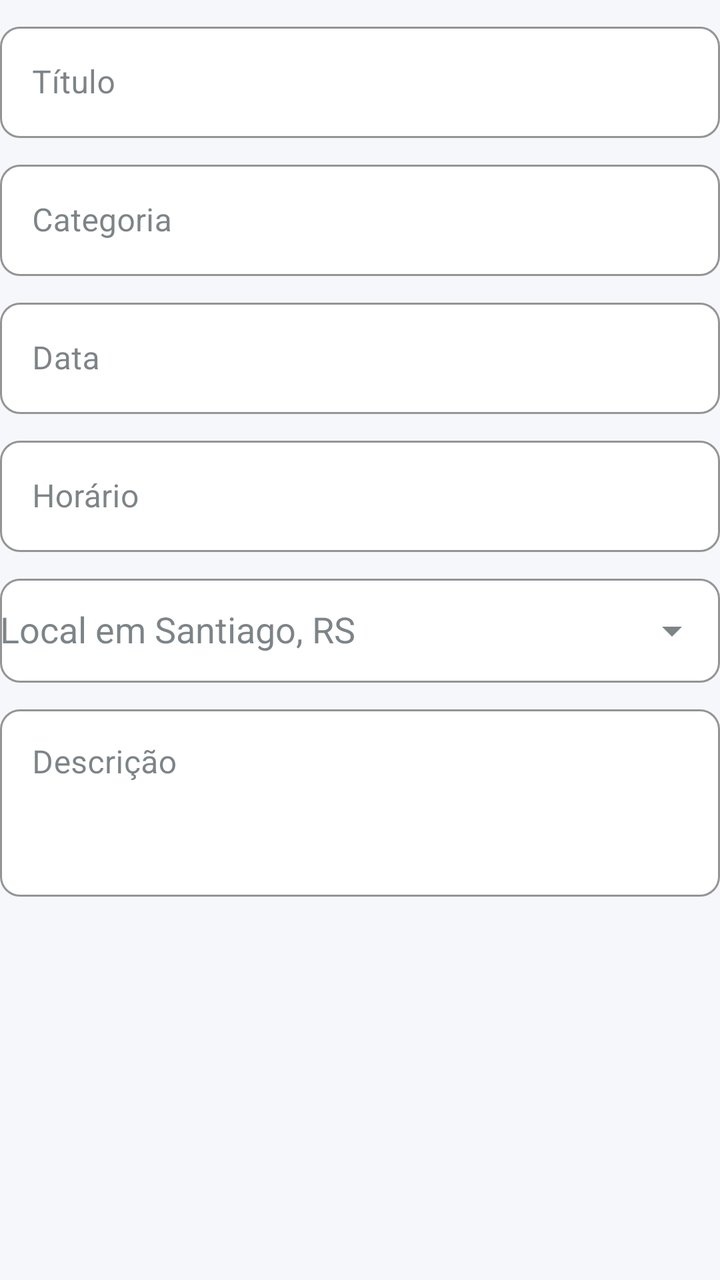
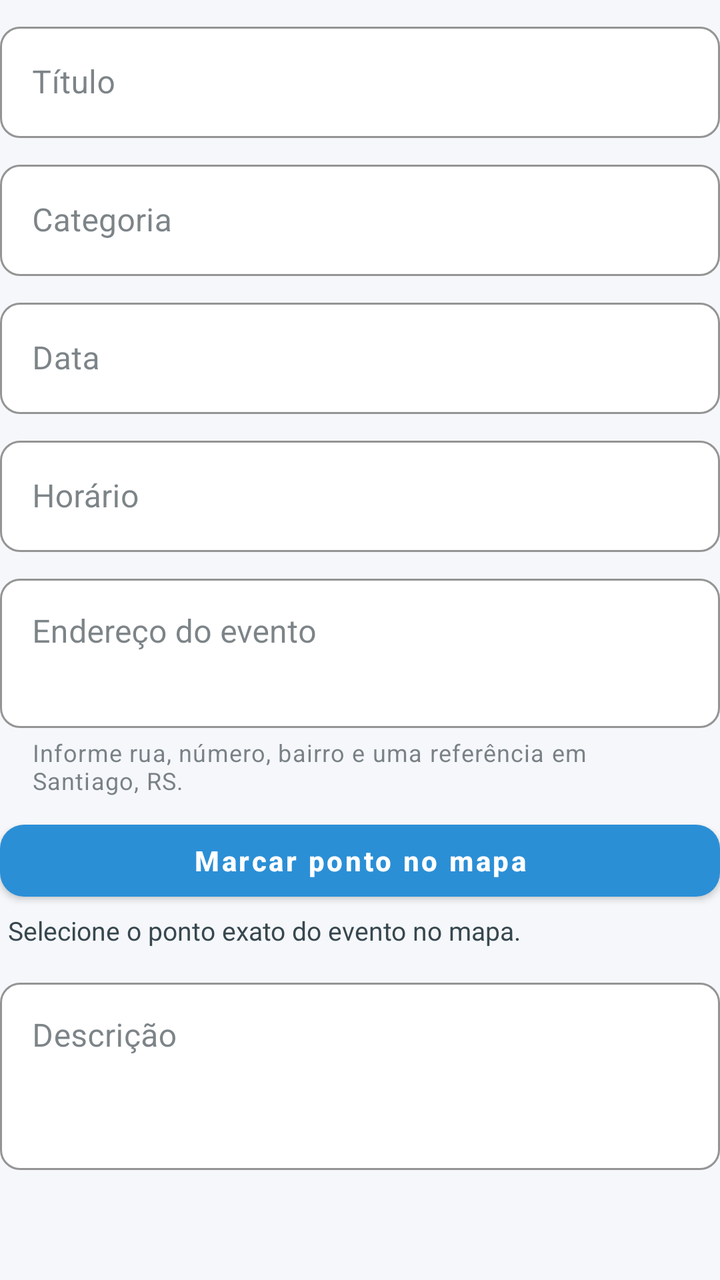

Screens rendered from an Android XML layout before and after an edit, with the pre-edit source and the edit as a unified diff.
<!-- AndroidManifest.xml: application theme Theme.CampusHub -->
<!-- res/layout/dialog_create_event.xml -->
<?xml version="1.0" encoding="utf-8"?>
<ScrollView xmlns:android="http://schemas.android.com/apk/res/android"
    xmlns:app="http://schemas.android.com/apk/res-auto"
    android:layout_width="match_parent"
    android:layout_height="wrap_content"
    android:fillViewport="false">

    <LinearLayout
        android:layout_width="match_parent"
        android:layout_height="wrap_content"
        android:orientation="vertical"
        android:paddingTop="8dp"
        android:paddingBottom="8dp">

        <com.google.android.material.textfield.TextInputLayout
            style="@style/Widget.CampusHub.EditText"
            android:layout_width="match_parent"
            android:layout_height="wrap_content"
            android:hint="@string/create_event_title_hint"
            app:boxBackgroundMode="outline">
            <com.google.android.material.textfield.TextInputEditText
                android:id="@+id/create_event_title"
                android:layout_width="match_parent"
                android:layout_height="wrap_content"
                android:inputType="textCapSentences"
                android:maxLength="120"
                android:maxLines="1" />
        </com.google.android.material.textfield.TextInputLayout>

        <com.google.android.material.textfield.TextInputLayout
            style="@style/Widget.CampusHub.EditText"
            android:layout_width="match_parent"
            android:layout_height="wrap_content"
            android:layout_marginTop="8dp"
            android:hint="@string/create_event_category_hint"
            app:boxBackgroundMode="outline">
            <com.google.android.material.textfield.TextInputEditText
                android:id="@+id/create_event_category"
                android:layout_width="match_parent"
                android:layout_height="wrap_content"
                android:inputType="textCapSentences"
                android:maxLength="80"
                android:maxLines="1" />
        </com.google.android.material.textfield.TextInputLayout>

        <com.google.android.material.textfield.TextInputLayout
            style="@style/Widget.CampusHub.EditText"
            android:layout_width="match_parent"
            android:layout_height="wrap_content"
            android:layout_marginTop="8dp"
            android:hint="@string/create_event_date_hint"
            app:boxBackgroundMode="outline">
            <com.google.android.material.textfield.TextInputEditText
                android:id="@+id/create_event_date"
                android:layout_width="match_parent"
                android:layout_height="wrap_content"
                android:clickable="true"
                android:focusable="false"
                android:inputType="none"
                android:maxLines="1" />
        </com.google.android.material.textfield.TextInputLayout>

        <com.google.android.material.textfield.TextInputLayout
            style="@style/Widget.CampusHub.EditText"
            android:layout_width="match_parent"
            android:layout_height="wrap_content"
            android:layout_marginTop="8dp"
            android:hint="@string/create_event_time_hint"
            app:boxBackgroundMode="outline">
            <com.google.android.material.textfield.TextInputEditText
                android:id="@+id/create_event_time"
                android:layout_width="match_parent"
                android:layout_height="wrap_content"
                android:clickable="true"
                android:focusable="false"
                android:inputType="none"
                android:maxLines="1" />
        </com.google.android.material.textfield.TextInputLayout>

        <com.google.android.material.textfield.TextInputLayout
            style="@style/Widget.CampusHub.EditText"
            android:layout_width="match_parent"
            android:layout_height="wrap_content"
            android:layout_marginTop="8dp"
            android:hint="@string/create_event_place_hint"
            app:boxBackgroundMode="outline"
            app:endIconMode="dropdown_menu">
            <com.google.android.material.textfield.MaterialAutoCompleteTextView
                android:id="@+id/create_event_place"
                android:layout_width="match_parent"
                android:layout_height="wrap_content"
                android:inputType="textCapSentences"
                android:maxLength="200"
                android:minHeight="52dp" />
        </com.google.android.material.textfield.TextInputLayout>

        <com.google.android.material.textfield.TextInputLayout
            style="@style/Widget.CampusHub.EditText"
            android:layout_width="match_parent"
            android:layout_height="wrap_content"
            android:layout_marginTop="8dp"
            android:hint="@string/create_event_description_hint"
            app:boxBackgroundMode="outline">
            <com.google.android.material.textfield.TextInputEditText
                android:id="@+id/create_event_description"
                android:layout_width="match_parent"
                android:layout_height="wrap_content"
                android:gravity="top"
                android:inputType="textCapSentences|textMultiLine"
                android:maxLength="2000"
                android:minLines="3" />
        </com.google.android.material.textfield.TextInputLayout>
    </LinearLayout>
</ScrollView>
<!-- resources referenced by this layout -->
<resources>
  <string name="create_event_category_hint">Categoria</string>
  <string name="create_event_date_hint">Data</string>
  <string name="create_event_description_hint">Descrição</string>
  <string name="create_event_place_hint">Local em Santiago, RS</string>
  <string name="create_event_time_hint">Horário</string>
  <string name="create_event_title_hint">Título</string>
  <style name="Widget.CampusHub.EditText" parent="Widget.MaterialComponents.TextInputLayout.OutlinedBox">
          <item name="boxStrokeColor">@color/color_primary</item>
          <item name="boxBackgroundColor">@color/color_surface</item>
          <item name="hintTextColor">@color/color_text_hint</item>
          <item name="boxCornerRadiusTopStart">10dp</item>
          <item name="boxCornerRadiusTopEnd">10dp</item>
          <item name="boxCornerRadiusBottomStart">10dp</item>
          <item name="boxCornerRadiusBottomEnd">10dp</item>
      </style>
  <style name="Theme.CampusHub" parent="Theme.MaterialComponents.Light.NoActionBar">
          <item name="colorPrimary">@color/color_primary</item>
          <item name="colorPrimaryVariant">@color/color_primary_dark</item>
          <item name="colorOnPrimary">@color/color_surface</item>
          <item name="colorSecondary">@color/color_primary</item>
          <item name="colorSecondaryVariant">@color/color_primary_dark</item>
          <item name="colorOnSecondary">@color/color_surface</item>
          <item name="colorSurface">@color/color_surface</item>
          <item name="colorOnSurface">@color/color_text_title</item>
          <item name="android:colorBackground">@color/color_background</item>
          <item name="colorControlNormal">@color/color_text_hint</item>
          <item name="colorControlActivated">@color/color_primary</item>
          <item name="android:colorAccent">@color/color_primary</item>
          <item name="android:textColorPrimary">@color/color_text_title</item>
          <item name="android:textColorSecondary">@color/color_text_subtitle</item>
          <item name="android:textColorHint">@color/color_text_hint</item>
          <item name="android:statusBarColor">@color/color_background</item>
          <item name="android:windowLightStatusBar">true</item>
          <item name="android:windowBackground">@color/color_background</item>
          <item name="materialButtonStyle">@style/Widget.CampusHub.Button</item>
          <item name="textInputStyle">@style/Widget.CampusHub.EditText</item>
      </style>
  <color name="color_primary">#4FA3E0</color>
  <color name="color_surface">#FFFFFF</color>
  <color name="color_text_hint">#8A949E</color>
  <color name="color_primary_dark">#2B8FD6</color>
  <color name="color_text_title">#263238</color>
  <color name="color_background">#F5F7FA</color>
  <color name="color_text_subtitle">#5F6B76</color>
  <style name="Widget.CampusHub.Button" parent="Widget.MaterialComponents.Button">
          <item name="backgroundTint">@color/color_primary_dark</item>
          <item name="android:textColor">@color/color_surface</item>
          <item name="android:textSize">14sp</item>
          <item name="android:textStyle">bold</item>
          <item name="cornerRadius">12dp</item>
          <item name="android:minHeight">48dp</item>
          <item name="android:textAllCaps">false</item>
      </style>
</resources>

<!-- the commit's change to res/layout/dialog_create_event.xml (unified diff, before → after) -->
@@ -82,17 +82,39 @@
             android:layout_width="match_parent"
             android:layout_height="wrap_content"
             android:layout_marginTop="8dp"
-            android:hint="@string/create_event_place_hint"
+            android:hint="@string/create_event_address_hint"
             app:boxBackgroundMode="outline"
-            app:endIconMode="dropdown_menu">
-            <com.google.android.material.textfield.MaterialAutoCompleteTextView
-                android:id="@+id/create_event_place"
+            app:helperText="@string/create_event_address_helper">
+            <com.google.android.material.textfield.TextInputEditText
+                android:id="@+id/create_event_address"
                 android:layout_width="match_parent"
                 android:layout_height="wrap_content"
-                android:inputType="textCapSentences"
+                android:gravity="top"
+                android:inputType="textCapSentences|textPostalAddress|textMultiLine"
                 android:maxLength="200"
-                android:minHeight="52dp" />
+                android:minLines="2"
+                android:maxLines="3" />
         </com.google.android.material.textfield.TextInputLayout>
+
+        <com.google.android.material.button.MaterialButton
+            android:id="@+id/create_event_select_location"
+            android:layout_width="match_parent"
+            android:layout_height="wrap_content"
+            android:layout_marginTop="8dp"
+            android:text="@string/create_event_select_location"
+            android:textAllCaps="false" />
+
+        <TextView
+            android:id="@+id/create_event_location_status"
+            android:layout_width="match_parent"
+            android:layout_height="wrap_content"
+            android:paddingStart="4dp"
+            android:paddingTop="2dp"
+            android:paddingEnd="4dp"
+            android:paddingBottom="4dp"
+            android:text="@string/create_event_location_required"
+            android:textColor="@color/color_text_body"
+            android:textSize="13sp" />
 
         <com.google.android.material.textfield.TextInputLayout
             style="@style/Widget.CampusHub.EditText"
<!-- resource entries referenced after the edit -->
@@ -1,9 +1,13 @@
 <!-- resources referenced by this layout -->
 <resources>
+  <color name="color_text_body">#37474F</color>
+  <string name="create_event_address_helper">Informe rua, número, bairro e uma referência em Santiago, RS.</string>
+  <string name="create_event_address_hint">Endereço do evento</string>
   <string name="create_event_category_hint">Categoria</string>
   <string name="create_event_date_hint">Data</string>
   <string name="create_event_description_hint">Descrição</string>
-  <string name="create_event_place_hint">Local em Santiago, RS</string>
+  <string name="create_event_location_required">Selecione o ponto exato do evento no mapa.</string>
+  <string name="create_event_select_location">Marcar ponto no mapa</string>
   <string name="create_event_time_hint">Horário</string>
   <string name="create_event_title_hint">Título</string>
   <style name="Widget.CampusHub.EditText" parent="Widget.MaterialComponents.TextInputLayout.OutlinedBox">
